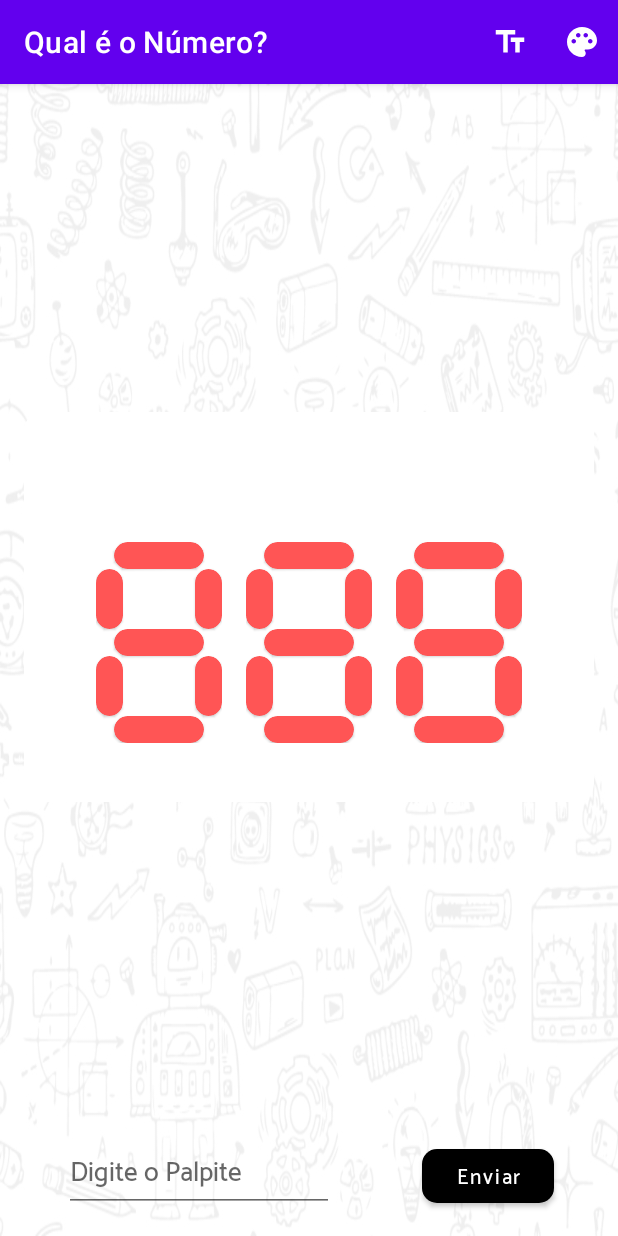
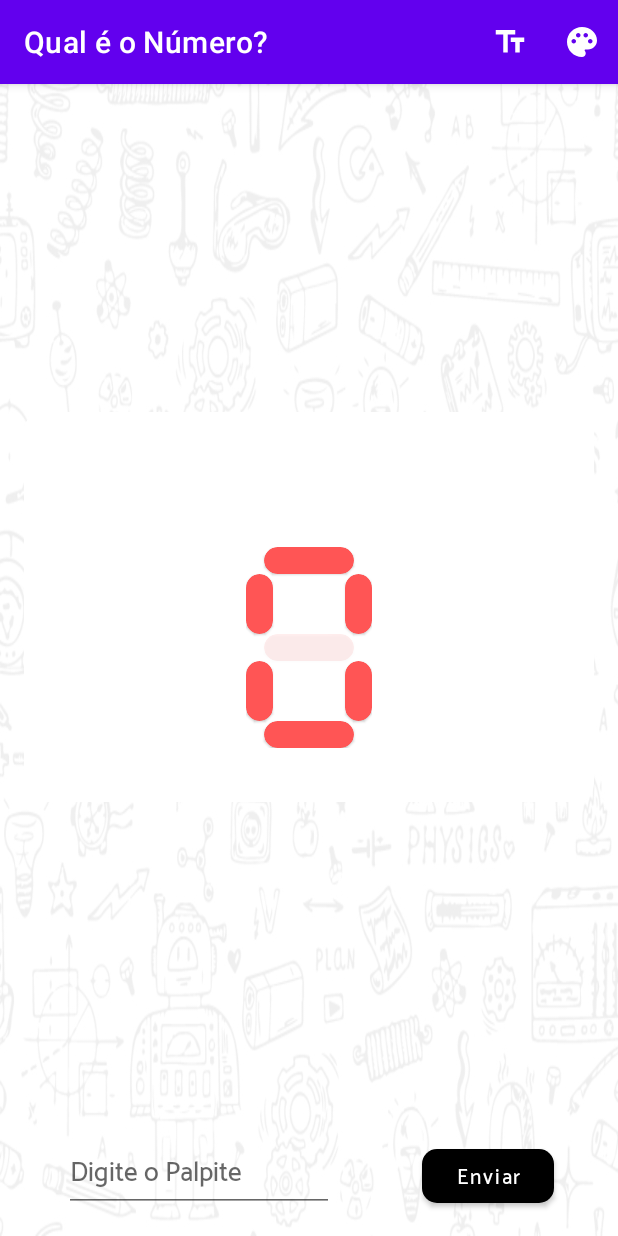
Before and after one commit to munizeraa/studiosol_guessthenumber, an Android app: the screen it shows after launch (MainActivity), after a tap on "Iniciar Teste", on a phone screen of 412 x 824 dp. Run offline under Robolectric (Android 15) with nearby library versions, the phone set to English and light mode, and no system bars; our stand-ins replace Dagger/Hilt's generated code; Roboto replaces fonts that are not available here.

Commit message:
Finishing Print of Segments Implementation

```diff
--- a/app/src/main/java/com/mnzlabz/guessthenumber/data/model/GTNModel.kt
+++ b/app/src/main/java/com/mnzlabz/guessthenumber/data/model/GTNModel.kt
@@ -4,7 +4,7 @@ import com.google.gson.annotations.SerializedName
 
 data class GTNModel(
     @SerializedName("value")
-    val value: Int?,
+    val value: Int,
     val isSuccessful: Boolean,
     val statusCode: Int,
     val message: String
--- /dev/null
+++ b/app/src/main/java/com/mnzlabz/guessthenumber/data/model/SegmentDigit.kt
@@ -0,0 +1,5 @@
+package com.mnzlabz.guessthenumber.data.model
+
+data class SegmentDigit(
+    val segments: List<String>
+)
--- a/app/src/main/java/com/mnzlabz/guessthenumber/data/remote/IGTNService.kt
+++ b/app/src/main/java/com/mnzlabz/guessthenumber/data/remote/IGTNService.kt
@@ -1,6 +1,7 @@
 package com.mnzlabz.guessthenumber.data.remote
 
 import com.mnzlabz.guessthenumber.data.model.GTNModel
+import com.mnzlabz.guessthenumber.data.model.GTNResponse
 import retrofit2.Response
 import retrofit2.http.GET
 import retrofit2.http.Query
@@ -8,5 +9,5 @@ import retrofit2.http.Query
 interface IGTNService {
     @GET("/rand")
     suspend fun getRandomNumber(@Query("min") min: Int,
-                                @Query("max") max: Int): Response<GTNModel>
+                                @Query("max") max: Int): Response<GTNResponse>
 }
--- a/app/src/main/java/com/mnzlabz/guessthenumber/ui/fragments/GuessingFragment.kt
+++ b/app/src/main/java/com/mnzlabz/guessthenumber/ui/fragments/GuessingFragment.kt
@@ -1,18 +1,17 @@
 package com.mnzlabz.guessthenumber.ui.fragments
 
 import android.os.Bundle
-import android.util.Log
 import android.view.*
+import androidx.core.view.allViews
 import androidx.fragment.app.Fragment
 import androidx.fragment.app.activityViewModels
 import androidx.lifecycle.Observer
-import androidx.navigation.fragment.findNavController
 import com.mnzlabz.guessthenumber.R
 import com.mnzlabz.guessthenumber.data.model.GTNModel
 import com.mnzlabz.guessthenumber.databinding.FragmentGuessingBinding
 import com.mnzlabz.guessthenumber.ui.viewmodels.GTNViewModel
-import com.mnzlabz.guessthenumber.utils.DisplayMapper
 import com.mnzlabz.guessthenumber.utils.Notifier
+import com.mnzlabz.guessthenumber.utils.printSegmentByDigit
 
 class GuessingFragment : Fragment() {
     private lateinit var binding: FragmentGuessingBinding
@@ -28,11 +27,11 @@ class GuessingFragment : Fragment() {
         savedInstanceState: Bundle?
     ): View? {
         binding = FragmentGuessingBinding.inflate(inflater, container, false)
-//        binding.toolbarGuessing.inflateMenu(R.menu.menu)
         initializeListeners()
         initializeObservers()
 
-        buildDisplaySegments(507890002)
+        resetDisplay(true)
+        buildSegmentsStructure(0)
         binding.btnRetry.visibility = View.GONE
         return binding.root
     }
@@ -59,8 +58,7 @@ class GuessingFragment : Fragment() {
     private fun initializeListeners() {
         with(binding) {
             btnConfirm.setOnClickListener {
-                // UNCOMMENT THIS AFTER ALL DONE
-//                binding.btnConfirm.isClickable = false
+                binding.btnConfirm.isClickable = false
                 binding.progress.visibility = View.VISIBLE
 
                 if(validateGuessInput()) {
@@ -74,9 +72,9 @@ class GuessingFragment : Fragment() {
 
             btnRetry.setOnClickListener {
                 guessInput.text?.clear()
-                displayGuessNumber.text = ""
                 displayGuessResult.text = ""
                 binding.btnConfirm.isClickable = true
+                resetDisplay(true)
 
                 btnRetry.visibility = View.GONE
             }
@@ -87,26 +85,51 @@ class GuessingFragment : Fragment() {
 
     private fun initializeObservers() {
         viewModel.gtnModel.observe(viewLifecycleOwner, Observer {
-            //buildSegmentDisplay(it)
             displayResult(it)
+            resetDisplay()
+            buildSegmentsStructure(it.value)
 
             binding.progress.visibility = View.GONE
             binding.btnRetry.visibility = View.VISIBLE
         })
     }
 
-    private fun buildDisplaySegments(number: Int) {
+    private fun resetDisplay(isStart: Boolean = false) {
+        with(binding) {
+//            firstDigit.root.allViews.forEach { it.alpha = 0.1F }
+//            secondDigit.root.allViews.forEach { it.alpha = 0.1F }
+//            thirdDigit.root.allViews.forEach { it.alpha = 0.1F }
+
+            if(isStart) {
+                secondDigit.root.visibility = View.GONE
+                thirdDigit.root.visibility = View.GONE
+                buildSegmentsStructure(0)
+            }
+        }
+    }
+
+    private fun buildSegmentsStructure(number: Int) {
         val digits = number.toString().map { it.toString() }
-        var segmentDisplay = mutableListOf<List<String>>()
 
-        digits.forEach { digit ->
-            segmentDisplay.add(DisplayMapper.getSegmentsFromDigit(digit))
+        digits.forEachIndexed {index, digit ->
+            print(digit, index)
         }
+    }
 
-        segmentDisplay.forEach { digit ->
-            Log.i("SEGMENTS", digit.joinToString { it })
+    private fun print(digit: String, displayIndex: Int) {
+        with(binding) {
+            when(displayIndex) {
+                0 -> { firstDigit.root.printSegmentByDigit(digit) }
+                1 -> {
+                    secondDigit.root.visibility = View.VISIBLE
+                    secondDigit.root.printSegmentByDigit(digit)
+                }
+                else -> {
+                    thirdDigit.root.visibility = View.VISIBLE
+                    thirdDigit.root.printSegmentByDigit(digit)
+                }
+            }
         }
-        //binding.displayGuessNumber.text = it.value?.toString() ?: it.statusCode.toString()
     }
 
     private fun displayResult(gtnModel: GTNModel) {
@@ -118,7 +141,7 @@ class GuessingFragment : Fragment() {
                     (!gtnModel.isSuccessful) -> { displayGuessResult.text = "Erro" }
                     (generatedNumber > userInput) -> { displayGuessResult.text = "O número gerado é maior que o palpite!" }
                     (generatedNumber < userInput) -> { displayGuessResult.text = "O número gerado é menor que o palpite!" }
-                    (generatedNumber == userInput) -> { displayGuessResult.text = "Acertou!" }
+                    else -> { displayGuessResult.text = "Acertou!" }
                 }
             }
         }
--- a/app/src/main/java/com/mnzlabz/guessthenumber/ui/viewmodels/GTNViewModel.kt
+++ b/app/src/main/java/com/mnzlabz/guessthenumber/ui/viewmodels/GTNViewModel.kt
@@ -24,7 +24,7 @@ class GTNViewModel @Inject constructor(private val repository: IGTNRepository):
     fun getRandomNumber() {
         viewModelScope.launch(IO) {
             try {
-                repository.getRandomNumber(1, 10)?.let {
+                repository.getRandomNumber(111, 222)?.let {
                     _gtnModel.postValue(it)
                 }
             } catch (exception: Exception) {
--- a/app/src/main/java/com/mnzlabz/guessthenumber/utils/DisplayMapper.kt
+++ b/app/src/main/java/com/mnzlabz/guessthenumber/utils/DisplayMapper.kt
@@ -1,22 +1,108 @@
 package com.mnzlabz.guessthenumber.utils
+
+import androidx.constraintlayout.widget.ConstraintLayout
+import androidx.core.view.children
+import com.mnzlabz.guessthenumber.R
+import com.mnzlabz.guessthenumber.data.model.SegmentDigit
+import com.mnzlabz.guessthenumber.utils.DisplayMapper.Companion.segmentEight
+import com.mnzlabz.guessthenumber.utils.DisplayMapper.Companion.segmentFive
+import com.mnzlabz.guessthenumber.utils.DisplayMapper.Companion.segmentFour
+import com.mnzlabz.guessthenumber.utils.DisplayMapper.Companion.segmentNine
+import com.mnzlabz.guessthenumber.utils.DisplayMapper.Companion.segmentOne
+import com.mnzlabz.guessthenumber.utils.DisplayMapper.Companion.segmentSeven
+import com.mnzlabz.guessthenumber.utils.DisplayMapper.Companion.segmentSix
+import com.mnzlabz.guessthenumber.utils.DisplayMapper.Companion.segmentThree
+import com.mnzlabz.guessthenumber.utils.DisplayMapper.Companion.segmentTwo
+import com.mnzlabz.guessthenumber.utils.DisplayMapper.Companion.segmentZero
 
 class DisplayMapper {
 
     companion object {
-        private val mappings = mapOf(
-            "0" to "a@b@c@d@e@f",
-            "1" to "b@c",
-            "2" to "a@b@g@e@d",
-            "3" to "a@b@c@d@g",
-            "4" to "b@c@f@g",
-            "5" to "a@f@g@c@d",
-            "6" to "a@f@g@c@d@e",
-            "7" to "a@b@c",
-            "8" to "a@b@c@d@e@f@g",
-            "9" to "a@b@c@d@f@g"
-        )
-
-        fun getSegmentsFromDigit(digit : String): List<String> = mappings[digit].toString().split("@")
+        val segmentZero = listOf(R.id.a, R.id.b, R.id.c, R.id.d, R.id.e, R.id.f)
+        val segmentOne = listOf(R.id.b, R.id.c)
+        val segmentTwo = listOf(R.id.a, R.id.b, R.id.d, R.id.e, R.id.g)
+        val segmentThree = listOf(R.id.a, R.id.b, R.id.c, R.id.d, R.id.g)
+        val segmentFour = listOf(R.id.b, R.id.c, R.id.f, R.id.g)
+        val segmentFive = listOf(R.id.a, R.id.c, R.id.d, R.id.f, R.id.g)
+        val segmentSix = listOf(R.id.a, R.id.c, R.id.d, R.id.e, R.id.f, R.id.g)
+        val segmentSeven = listOf(R.id.a, R.id.b, R.id.c)
+        val segmentEight = listOf(R.id.a, R.id.b, R.id.c, R.id.d, R.id.e, R.id.f, R.id.g)
+        val segmentNine = listOf(R.id.a, R.id.b, R.id.c, R.id.d, R.id.f, R.id.g)
     }
 
 }
+
+fun ConstraintLayout.printSegmentByDigit(digit: String) {
+    when(digit) {
+        "0" -> { this.zero() }
+        "1" -> { this.one() }
+        "2" -> { this.two() }
+        "3" -> { this.three() }
+        "4" -> { this.four() }
+        "5" -> { this.five() }
+        "6" -> { this.six() }
+        "7" -> { this.seven() }
+        "8" -> { this.eight() }
+        "9" -> { this.nine() }
+    }
+}
+
+fun ConstraintLayout.zero() {
+    this.children.forEach {
+        it.alpha = if(segmentZero.contains(it.id) ) 1F else 0.1f
+    }
+}
+
+fun ConstraintLayout.one() {
+    this.children.forEach {
+        it.alpha = if(segmentOne.contains(it.id) ) 1F else 0.1f
+    }
+}
+
+fun ConstraintLayout.two() {
+    this.children.forEach {
+        it.alpha = if(segmentTwo.contains(it.id) ) 1F else 0.1f
+    }
+}
+
+fun ConstraintLayout.three() {
+    this.children.forEach {
+        it.alpha = if(segmentThree.contains(it.id) ) 1F else 0.1f
+    }
+}
+
+fun ConstraintLayout.four() {
+    this.children.forEach {
+        it.alpha = if(segmentFour.contains(it.id) ) 1F else 0.1f
+    }
+}
+
+fun ConstraintLayout.five() {
+    this.children.forEach {
+        it.alpha = if(segmentFive.contains(it.id) ) 1F else 0.1f
+    }
+}
+
+fun ConstraintLayout.six() {
+    this.children.forEach {
+        it.alpha = if(segmentSix.contains(it.id) ) 1F else 0.1f
+    }
+}
+
+fun ConstraintLayout.seven() {
+    this.children.forEach {
+        it.alpha = if(segmentSeven.contains(it.id) ) 1F else 0.1f
+    }
+}
+
+fun ConstraintLayout.eight() {
+    this.children.forEach {
+        it.alpha = if(segmentEight.contains(it.id) ) 1F else 0.1f
+    }
+}
+
+fun ConstraintLayout.nine() {
+    this.children.forEach {
+        it.alpha = if(segmentNine.contains(it.id) ) 1F else 0.1f
+    }
+}
--- a/app/src/main/res/layout/fragment_guessing.xml
+++ b/app/src/main/res/layout/fragment_guessing.xml
@@ -48,7 +48,7 @@
                 android:layout_height="wrap_content"
                 android:layout_marginBottom="20dp"
                 android:fontFamily="@font/catamaran_medium"
-                android:textSize="16sp"
+                android:textSize="20sp"
                 android:gravity="center"/>
 
             <LinearLayout
@@ -85,9 +85,8 @@
                 android:layout_width="wrap_content"
                 android:layout_height="wrap_content"
                 android:layout_marginTop="12dp"
-                android:fontFamily="@font/catamaran_medium"
+                style="@style/GTNButton"
                 android:text="@string/try_again"
-                android:textAllCaps="false"
                 android:gravity="end|center"/>
 
         </LinearLayout>
--- a/app/src/main/res/values/styles.xml
+++ b/app/src/main/res/values/styles.xml
@@ -25,6 +25,7 @@
         <item name="android:layout_height">18dp</item>
         <item name="android:layout_width">match_parent</item>
         <item name="android:backgroundTint">@color/gtn_segment_color</item>
+        <item name="android:alpha">0.1</item>
     </style>
 
     <style name="GTNSegmentVertical" parent="Widget.MaterialComponents.CardView">
@@ -32,6 +33,7 @@
         <item name="android:layout_height">40dp</item>
         <item name="android:layout_width">18dp</item>
         <item name="android:backgroundTint">@color/gtn_segment_color</item>
+        <item name="android:alpha">0.1</item>
     </style>
 
 </resources>
```
Also changed, not shown: app/src/main/java/com/mnzlabz/guessthenumber/data/model/GTNResponse.kt (added, +12 -0 lines), app/src/main/java/com/mnzlabz/guessthenumber/data/repository/implementations/GTNRepository.kt (+21 -7 lines).
